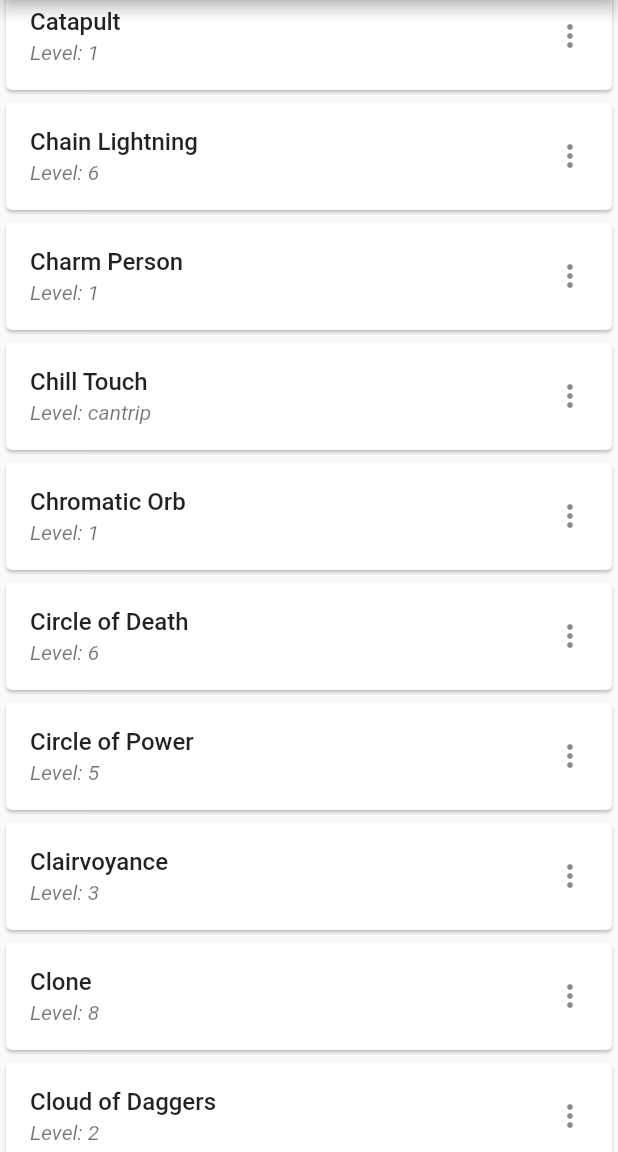
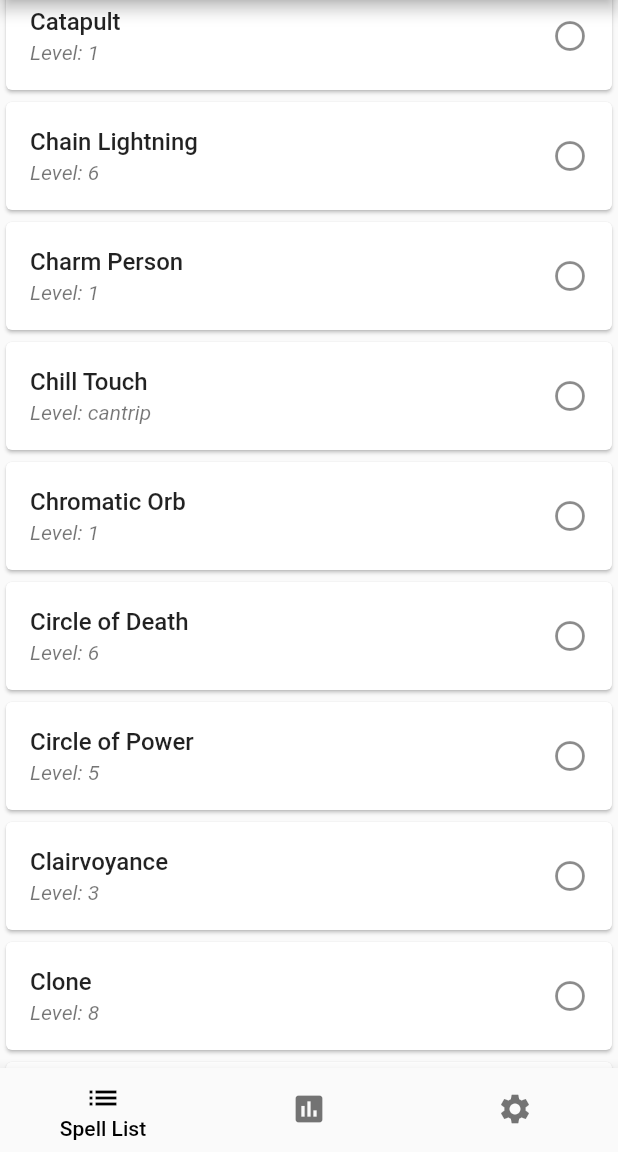
Before and after one commit to CalebPaul/MobileSpellBook, a Flutter app: the screen it shows after launch, scrolled down 3456 dp, on a phone screen of 412 x 824 dp, the part 84-1236 px from its top. Run offline on Flutter 3.47's test engine with Material 2 defaults, Android fonts, the light colour scheme and no system bars; our stand-ins replace flutter_svg, fluttertoast, google_fonts.

Commit message:
forgot to make a branch, did some stuff

```diff
--- a/lib/main.dart
+++ b/lib/main.dart
@@ -1,8 +1,11 @@
 import 'dart:convert';
 import 'dart:developer';
+import 'package:flutter/cupertino.dart';
 import 'package:flutter/material.dart';
 import 'package:flutter/services.dart' show rootBundle;
+import 'package:flutter/widgets.dart';
 import 'package:spellbook/routes/spell_detail_route.dart';
+import 'package:fluttertoast/fluttertoast.dart';
 import 'app.dart';
 import 'data_models/spell_model.dart';
 
@@ -33,7 +36,11 @@ class MyHomePage extends StatefulWidget {
 class _MyHomePageState extends State<MyHomePage> {
   List<Spell> _spells = [];
   List<Spell> _filteredSpells = [];
+  List<Spell> _selectedSpells = [];
   bool isSearching = false;
+  int _navigationIndex = 0;
+
+
 
   @override
   void initState() {
@@ -77,6 +84,14 @@ class _MyHomePageState extends State<MyHomePage> {
 
   @override
   Widget build(BuildContext context) {
+
+    //spidey sense says this is an anti-pattern, but idk
+    var tabs = [
+      buildSpellListBody(),
+      Center(child: Text("Charts and Graphs: ${_selectedSpells.toString()}")),
+      Center(child: Text("Settings")),
+    ];
+
     return Scaffold(
       appBar: AppBar(
         title: !isSearching
@@ -121,7 +136,39 @@ class _MyHomePageState extends State<MyHomePage> {
                 ),
         ],
       ),
-      body: SafeArea(
+      body: tabs[_navigationIndex],
+      bottomNavigationBar: BottomNavigationBar(
+        type: BottomNavigationBarType.fixed,
+        selectedLabelStyle: AppTextStyles.listTitle,
+        selectedItemColor: Colors.black,
+        unselectedLabelStyle: AppTextStyles.listTitle,
+        showUnselectedLabels: false,
+        currentIndex: _navigationIndex,
+        items: [
+          BottomNavigationBarItem(
+            icon: Icon(Icons.list),
+            title: Text("Spell List"),
+          ),
+          BottomNavigationBarItem(
+            icon: Icon(Icons.insert_chart),
+            title: Text("Charts"),
+          ),
+          BottomNavigationBarItem(
+            icon: Icon(Icons.settings),
+            title: Text("Settings"),
+          ),
+        ],
+        onTap: (index) {
+          setState(() {
+            _navigationIndex = index;
+          });
+        },
+      ),
+    );
+  }
+
+  SafeArea buildSpellListBody() {
+    return SafeArea(
       child: _spells.length > 0
           ? ListView.builder(
               itemCount: _filteredSpells.length,
@@ -132,10 +179,10 @@ class _MyHomePageState extends State<MyHomePage> {
           : Center(
               child: CircularProgressIndicator(),
             ),
-      ),
     );
   }
 
+  //TODO - convey selected status
   Card buildSpellListItem(List<Spell> spells, int index, BuildContext context) {
     return Card(
       child: ListTile(
@@ -143,7 +190,7 @@ class _MyHomePageState extends State<MyHomePage> {
           spells[index].name,
           style: AppTextStyles.listTitle,
         ),
-        trailing: Icon(Icons.more_vert),
+        trailing: Icon(Icons.radio_button_unchecked),
         subtitle: Text(
           "Level: ${spells[index].level}",
           style: AppTextStyles.subtitle,
@@ -154,7 +201,10 @@ class _MyHomePageState extends State<MyHomePage> {
               new MaterialPageRoute(
                   builder: (context) => SpellDetailRoute(spells[index])));
         },
-        onLongPress: () {},
+        onLongPress: () {
+          _selectedSpells.add(spells[index]);
+          Fluttertoast.showToast(msg: "${spells[index].name} added to spell list.", toastLength: Toast.LENGTH_SHORT);
+        },
       ),
     );
   }
--- a/pubspec.yaml
+++ b/pubspec.yaml
@@ -17,6 +17,7 @@ environment:
   sdk: ">=2.3.0 <3.0.0"
 
 dependencies:
+  fluttertoast: ^4.0.0
   flutter_svg: ^0.17.2
   google_fonts: ^0.3.2
   http: 0.12.0+2
```
Also changed, not shown: lib/custom_widgets/selectable_icon.dart (added), pubspec.lock. Lines whose indentation alone changed are shown as unchanged.
